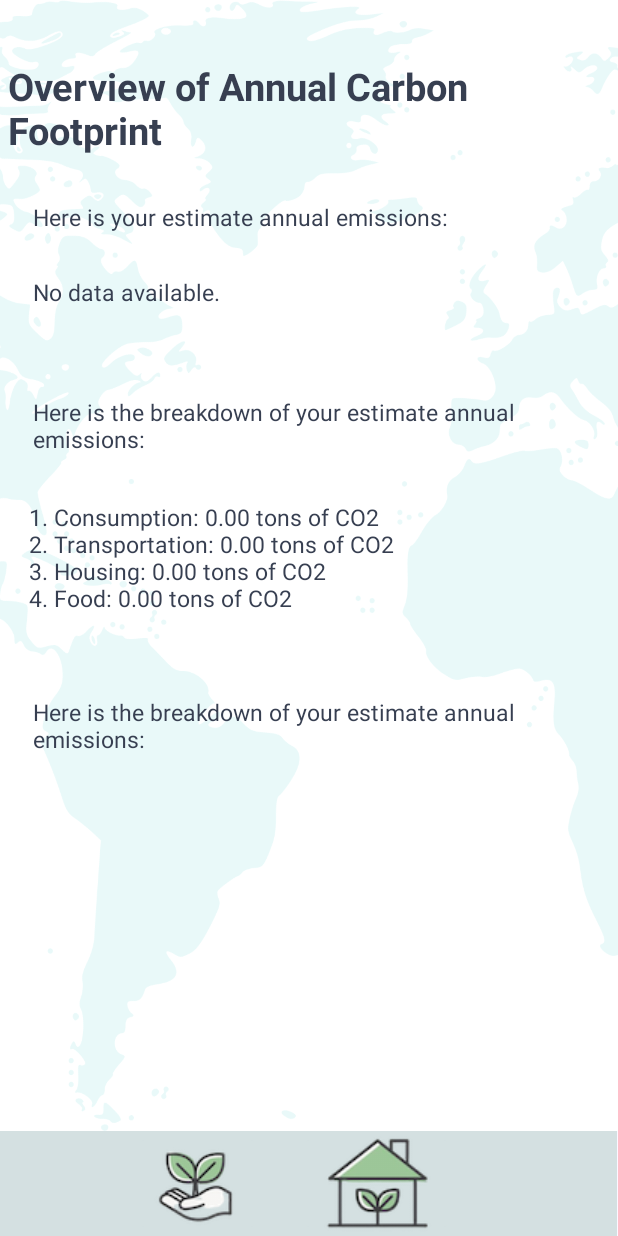
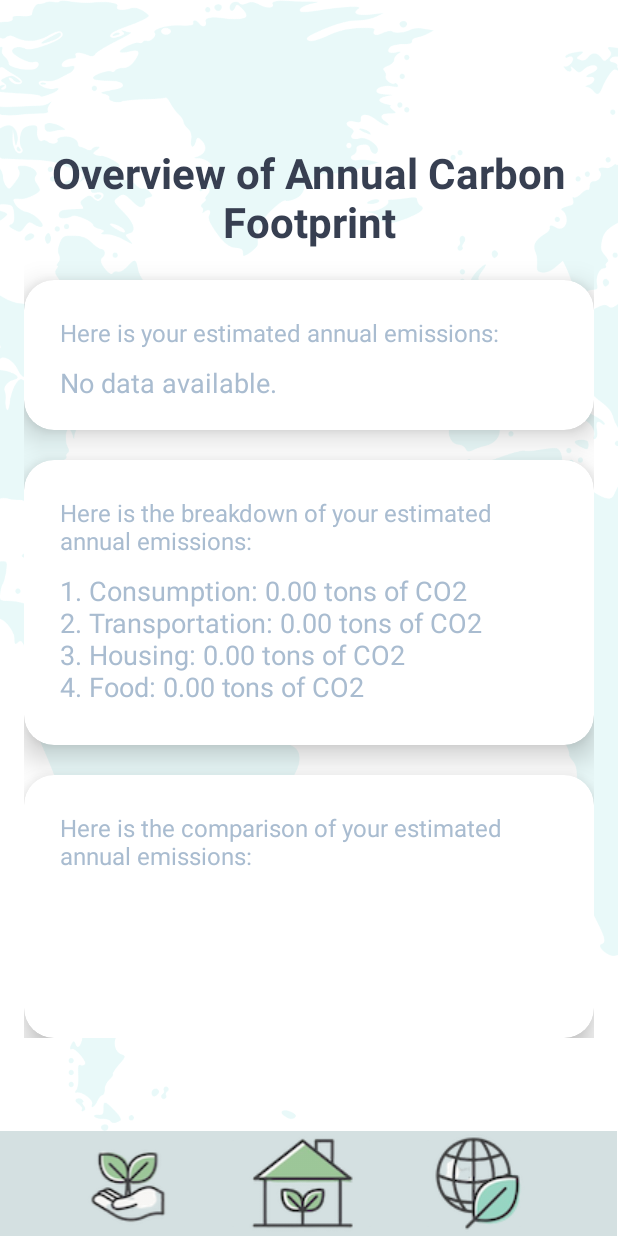
Before and after one commit to Planetze-Group21/Andriod-App, an Android app: the AnnualDisplayFragment screen opened directly, with no data from a screen before it, on a phone screen of 412 x 824 dp. Run offline under Robolectric (Android 15) with nearby library versions, the phone set to English and light mode, and no system bars; our stand-ins replace Firebase (no records; nobody signed in at launch, a user with empty details on screens opened directly); Roboto replaces fonts that are not available here.

Commit message:
final Annual Display

```diff
--- a/App/app/src/main/java/com/example/planetzeapp/AnnualDisplayFragment.java
+++ b/App/app/src/main/java/com/example/planetzeapp/AnnualDisplayFragment.java
@@ -48,7 +48,6 @@ public class AnnualDisplayFragment extends Fragment {
                              @Nullable ViewGroup container,
                              @Nullable Bundle savedInstanceState) {
         AnnualCalc c = new AnnualCalc();
-        // Inflate the layout for the fragment
         View view = inflater.inflate(R.layout.fragment_annual_display, container, false);
         db = FirebaseDatabase.getInstance();
 
@@ -83,11 +82,10 @@ public class AnnualDisplayFragment extends Fragment {
             return;
         }
 
-        // Fetch the views by their IDs
         TextView b = view.findViewById(R.id.breakdown_display);
+        TextView c = view.findViewById(R.id.comparison_display);
         TextView t = view.findViewById(R.id.total_display);  // Use the passed 'view' instead of getView()
 
-        // Log the state of the views to make sure they're found
         if (b == null) {
             Log.e("AnnualDisplayFragment", "breakdown_display TextView is null");
         }
@@ -99,6 +97,7 @@ public class AnnualDisplayFragment extends Fragment {
         if (b != null && t != null && annual_ans_Ref != null) {
             breakdown(b);
             fetchTotalEmissions(t);
+            compareUserToCountryEmissions(c);
         } else {
             Log.e("AnnualDisplayFragment", "UI elements or data reference is null.");
         }
@@ -177,18 +176,69 @@ public class AnnualDisplayFragment extends Fragment {
     }
 
 
-    private void compareUserToCountryEmissions() {
+    private void compareUserToCountryEmissions(TextView comparisonTextView) {
+        DatabaseReference userRef = FirebaseDatabase.getInstance().getReference("users").child(userId);
+        DatabaseReference avgEmissionsRef = FirebaseDatabase.getInstance().getReference("avg_annual_emissions");
 
+        userRef.get().addOnCompleteListener(userTask -> {
+            if (userTask.isSuccessful()) {
+                DataSnapshot userSnapshot = userTask.getResult();
+                String userCountry = userSnapshot.child("country").getValue(String.class); // Get user's country
+                Double userAnnualEmissionsKg = userSnapshot.child("annual_answers/annual_co2e").getValue(Double.class);
+
+                if (userCountry == null || userAnnualEmissionsKg == null) {
+                    Log.e("CompareEmissions", "User country or annual emissions is missing.");
+                    return;
+                }
+
+                Log.d("CompareEmissions", "User's Country: " + userCountry);
+
+                // Check for unexpected suffix or errors in country name
+                if (userCountry.contains("38")) {
+                    Log.e("CompareEmissions", "Country name seems to be malformed: " + userCountry);
+                    return;
+                }
+
+                // Convert user's emissions to tons
+                double userAnnualEmissionsTons = userAnnualEmissionsKg / 1000.0;
+
+                // Define a list of countries (this could be dynamically fetched from the database or elsewhere)
+
+                // Fetch the country's average emissions based on the index
+                avgEmissionsRef.child(userCountry).child("emissions_per_capita").get().addOnCompleteListener(avgTask -> {
+                    if (avgTask.isSuccessful()) {
+                        Double countryAvgEmissionsTons = avgTask.getResult().getValue(Double.class);
+
+                        if (countryAvgEmissionsTons == null) {
+                            Log.e("CompareEmissions", "No average emissions data found for country: " + userCountry);
+                            return;
+                        }
+                        String comparisonResult;
+
+                        if (userAnnualEmissionsTons > countryAvgEmissionsTons) {
+                            int percentageAbove = (int) (100- (userAnnualEmissionsTons / countryAvgEmissionsTons));
+                            comparisonResult = "Your carbon footprint is " + percentageAbove + "% above the national average for ";
+                        } else if (userAnnualEmissionsTons < countryAvgEmissionsTons) {
+                            int percentageBelow = (int) (100- (countryAvgEmissionsTons / userAnnualEmissionsTons ) );
+                            comparisonResult = "Your carbon footprint is " + percentageBelow + "% below the national average for ";
+                        } else {
+                            comparisonResult = "Your emissions match the national average for ";
+                        }
+
+                        String result = String.format("%s%s", comparisonResult, userCountry);
+                        comparisonTextView.setText(result);
+
+                    } else {
+                        Log.e("CompareEmissions", "Error fetching average emissions for country: " + avgTask.getException().getMessage());
+                    }
+                });
+
+            } else {
+                Log.e("CompareEmissions", "Error fetching user data: " + userTask.getException().getMessage());
+            }
+        });
     }
 
-//
-//    private void showFooterFragment() {
-//        // Make the footer fragment container visible
-//        View footerContainer = getActivity().findViewById(R.id.footer_fragment_container);
-//        if (footerContainer != null) {
-//            footerContainer.setVisibility(View.VISIBLE);  // Show the footer fragment container
-//        }
-//    }
 
 
 }
--- a/App/app/src/main/java/com/example/planetzeapp/FooterFragment.java
+++ b/App/app/src/main/java/com/example/planetzeapp/FooterFragment.java
@@ -36,6 +36,7 @@ public class FooterFragment extends Fragment {
 
         ImageButton Button1 = view.findViewById(R.id.imageButton4);
         ImageButton Button2 = view.findViewById(R.id.imageButton5);
+        ImageButton Button3 = view.findViewById(R.id.imageButton1);
 
         Button1.setOnClickListener(v -> {
             if (listener != null) {
@@ -46,6 +47,11 @@ public class FooterFragment extends Fragment {
         Button2.setOnClickListener(v -> {
             if (listener != null) {
                 listener.onFooterButtonClicked(R.id.imageButton5);
+            }
+        });
+        Button3.setOnClickListener(v -> {
+            if (listener != null) {
+                listener.onFooterButtonClicked(R.id.imageButton1);
             }
         });
 
--- a/App/app/src/main/res/layout/activity_overlay.xml
+++ b/App/app/src/main/res/layout/activity_overlay.xml
@@ -1,7 +1,8 @@
 <LinearLayout xmlns:android="http://schemas.android.com/apk/res/android"
     android:layout_width="match_parent"
     android:layout_height="match_parent"
-    android:orientation="vertical">
+    android:orientation="vertical"
+    android:background="@drawable/plantze_bg_no_logo">
 
     <!-- Main Fragment Container -->
     <FrameLayout
--- /dev/null
+++ b/App/app/src/main/res/layout/fragment_annual_calc.xml
@@ -0,0 +1,48 @@
+<?xml version="1.0" encoding="utf-8"?>
+<LinearLayout
+    xmlns:android="http://schemas.android.com/apk/res/android"
+    xmlns:app="http://schemas.android.com/apk/res-auto"
+    xmlns:tools="http://schemas.android.com/tools"
+    android:id="@+id/main"
+    android:layout_width="match_parent"
+    android:layout_height="match_parent"
+    android:orientation="vertical"
+    android:gravity="center"
+    android:background="@drawable/planetze_bg_real"
+    tools:context=".LoginActivity">
+
+    <androidx.cardview.widget.CardView
+        android:layout_width="match_parent"
+        android:layout_height="wrap_content"
+        android:layout_margin="30dp"
+        app:cardCornerRadius="30dp"
+        app:cardElevation="20dp">
+
+        <LinearLayout
+            android:layout_width="match_parent"
+            android:layout_height="wrap_content"
+            android:layout_gravity="center_horizontal"
+            android:background="@drawable/custom_edittext"
+            android:orientation="vertical"
+            android:padding="24dp">
+
+            <TextView
+                android:layout_width="match_parent"
+                android:layout_height="wrap_content"
+                android:text="Loading your results"
+                android:textAlignment="center"
+                android:textColor="@color/steel"
+                android:textSize="30sp"
+                android:textStyle="bold" />
+
+
+        </LinearLayout>
+        <FrameLayout
+            android:id="@+id/footer_fragment_container"
+            android:layout_width="match_parent"
+            android:layout_height="70dp"
+            android:visibility="gone"
+            app:layout_constraintBottom_toBottomOf="parent"/>
+    </androidx.cardview.widget.CardView>
+
+</LinearLayout>
--- a/App/app/src/main/res/layout/fragment_annual_display.xml
+++ b/App/app/src/main/res/layout/fragment_annual_display.xml
@@ -1,94 +1,134 @@
 <?xml version="1.0" encoding="utf-8"?>
-<androidx.core.widget.NestedScrollView xmlns:android="http://schemas.android.com/apk/res/android"
+<androidx.core.widget.NestedScrollView
+    xmlns:android="http://schemas.android.com/apk/res/android"
+    xmlns:app="http://schemas.android.com/apk/res-auto"
     xmlns:tools="http://schemas.android.com/tools"
     android:layout_width="match_parent"
     android:layout_height="match_parent"
-    tools:context=".AnnualDisplayFragment"
-    android:background="@drawable/plantze_bg_no_logo">
+    android:background="@drawable/plantze_bg_no_logo"
+    tools:context=".AnnualDisplayFragment">
 
     <RelativeLayout
         android:layout_width="match_parent"
-        android:layout_height="wrap_content">
+        android:layout_height="wrap_content"
+        android:translationY="50dp"
+        android:padding="16dp">
 
         <TextView
             android:id="@+id/title_annual"
-            android:layout_width="wrap_content"
+            android:layout_width="match_parent"
             android:layout_height="wrap_content"
             android:text="Overview of Annual Carbon Footprint"
             android:textColor="@color/navy"
             android:textStyle="bold"
-            android:textSize="25dp"
-            android:translationX="5dp"
-            android:translationY="20dp"
+            android:textSize="28sp"
             android:layout_alignParentTop="true"
-            android:layout_marginTop="20dp"
-            android:layout_centerHorizontal="true" />
+            android:layout_marginTop="30dp"
+            android:layout_marginBottom="20dp"
+            android:gravity="center" />
+
+        <androidx.cardview.widget.CardView
+            android:id="@+id/total_card"
+            android:layout_width="match_parent"
+            android:layout_height="100dp"
+            android:layout_marginBottom="20dp"
+            android:layout_below="@id/title_annual"
+            app:cardCornerRadius="20dp"
+            app:cardElevation="12dp">
+
+            <LinearLayout
+                android:layout_width="match_parent"
+                android:layout_height="match_parent"
+                android:orientation="vertical"
+                android:padding="24dp">
 
                 <TextView
                     android:id="@+id/subtext_total"
-            android:layout_width="368dp"
-            android:layout_height="30dp"
-            android:text="Here is your estimate annual emissions: "
-            android:textColor="@color/navy"
-            android:textSize="15dp"
-            android:layout_below="@id/title_annual"
-            android:layout_marginTop="50dp"
-            android:layout_centerHorizontal="true" />
+                    android:layout_width="match_parent"
+                    android:layout_height="wrap_content"
+                    android:text="Here is your estimated annual emissions:"
+                    android:textColor="@color/steel"
+                    android:textSize="16sp"
+                    android:layout_marginBottom="10dp" />
 
                 <TextView
                     android:id="@+id/total_display"
-            android:layout_width="368dp"
-            android:layout_height="50dp"
+                    android:layout_width="match_parent"
+                    android:layout_height="match_parent"
                     android:text="@string/display_an_total"
-            android:textColor="@color/navy"
-            android:textSize="15dp"
-            android:layout_below="@id/subtext_total"
-            android:layout_marginTop="20dp"
-            android:layout_centerHorizontal="true" />
+                    android:textColor="@color/steel"
+                    android:textSize="18sp"
+                    android:gravity="center_vertical" />
+            </LinearLayout>
+        </androidx.cardview.widget.CardView>
+
+        <androidx.cardview.widget.CardView
+            android:id="@+id/breakdown_card"
+            android:layout_width="match_parent"
+            android:layout_height="190dp"
+            android:layout_marginBottom="20dp"
+            android:layout_below="@id/total_card"
+            app:cardCornerRadius="20dp"
+            app:cardElevation="12dp">
+
+            <LinearLayout
+                android:layout_width="match_parent"
+                android:layout_height="match_parent"
+                android:orientation="vertical"
+                android:padding="24dp">
 
                 <TextView
                     android:id="@+id/subtext_breakdown"
-            android:layout_width="368dp"
-            android:layout_height="50dp"
-            android:text="Here is the breakdown of your estimate annual emissions: "
-            android:textColor="@color/navy"
-            android:textSize="15dp"
-            android:layout_below="@id/total_display"
-            android:layout_marginTop="30dp"
-            android:layout_centerHorizontal="true" />
+                    android:layout_width="match_parent"
+                    android:layout_height="wrap_content"
+                    android:text="Here is the breakdown of your estimated annual emissions:"
+                    android:textColor="@color/steel"
+                    android:textSize="16sp"
+                    android:layout_marginBottom="10dp" />
 
                 <TextView
                     android:id="@+id/breakdown_display"
-            android:layout_width="373dp"
-            android:layout_height="100dp"
+                    android:layout_width="match_parent"
+                    android:layout_height="match_parent"
+                    android:gravity="center_vertical"
                     android:text="@string/display_an_breakdown"
-            android:textColor="@color/navy"
-            android:textSize="15dp"
-            android:layout_below="@id/subtext_breakdown"
-            android:layout_marginTop="20dp"
-            android:layout_centerHorizontal="true" />
+                    android:textColor="@color/steel"
+                    android:textSize="18sp" />
+            </LinearLayout>
+        </androidx.cardview.widget.CardView>
+
+        <androidx.cardview.widget.CardView
+            android:id="@+id/comparison_card"
+            android:layout_width="match_parent"
+            android:layout_height="175dp"
+            android:layout_below="@id/breakdown_card"
+            app:cardCornerRadius="20dp"
+            app:cardElevation="12dp">
+
+            <LinearLayout
+                android:layout_width="match_parent"
+                android:layout_height="match_parent"
+                android:orientation="vertical"
+                android:padding="24dp">
 
                 <TextView
                     android:id="@+id/subtext_comparison"
-            android:layout_width="368dp"
-            android:layout_height="50dp"
-            android:text="Here is the breakdown of your estimate annual emissions: "
-            android:textColor="@color/navy"
-            android:textSize="15dp"
-            android:layout_below="@id/breakdown_display"
-            android:layout_marginTop="30dp"
-            android:layout_centerHorizontal="true" />
+                    android:layout_width="match_parent"
+                    android:layout_height="wrap_content"
+                    android:text="Here is the comparison of your estimated annual emissions:"
+                    android:textColor="@color/steel"
+                    android:textSize="16sp"
+                    android:layout_marginBottom="10dp" />
 
                 <TextView
                     android:id="@+id/comparison_display"
-            android:layout_width="368dp"
-            android:layout_height="50dp"
+                    android:layout_width="match_parent"
+                    android:layout_height="match_parent"
                     android:text="@string/display_an_comp"
-            android:textColor="@color/navy"
-            android:textSize="15dp"
-            android:layout_below="@id/subtext_comparison"
-            android:layout_marginTop="20dp"
-            android:layout_centerHorizontal="true" />
-
+                    android:textColor="@color/steel"
+                    android:textSize="18sp"
+                    android:gravity="center_vertical" />
+            </LinearLayout>
+        </androidx.cardview.widget.CardView>
     </RelativeLayout>
 </androidx.core.widget.NestedScrollView>
--- a/App/app/src/main/res/layout/fragment_footer.xml
+++ b/App/app/src/main/res/layout/fragment_footer.xml
@@ -18,7 +18,7 @@
         android:backgroundTint="#D4E0E1"
         android:contentDescription="Eco Gauge Navigator"
         android:src="@drawable/ecogauge"
-        android:translationX="90dp" />
+        android:translationX="45dp" />
 
     <ImageButton
         android:id="@+id/imageButton5"
@@ -27,15 +27,15 @@
         android:backgroundTint="#D4E0E1"
         android:contentDescription="Eco Tracker Navigator"
         android:src="@drawable/ecotracker"
-        android:translationX="200dp" />
+        android:translationX="150dp" />
 
-<!--    <ImageButton-->
-<!--        android:id="@+id/imageButton1"-->
-<!--        android:layout_width="72dp"-->
-<!--        android:layout_height="70dp"-->
-<!--        android:backgroundTint="#D4E0E1"-->
-<!--        android:contentDescription="Annual CO2 Tracker Navigator"-->
-<!--        android:src="@drawable/annualco2"-->
-<!--        android:translationX="300dp" />-->
+    <ImageButton
+        android:id="@+id/imageButton1"
+        android:layout_width="72dp"
+        android:layout_height="70dp"
+        android:backgroundTint="#D4E0E1"
+        android:contentDescription="Annual CO2 Tracker Navigator"
+        android:src="@drawable/annualco2"
+        android:translationX="280dp" />
 
 </FrameLayout>
```
Lines whose indentation alone changed are shown as unchanged.
